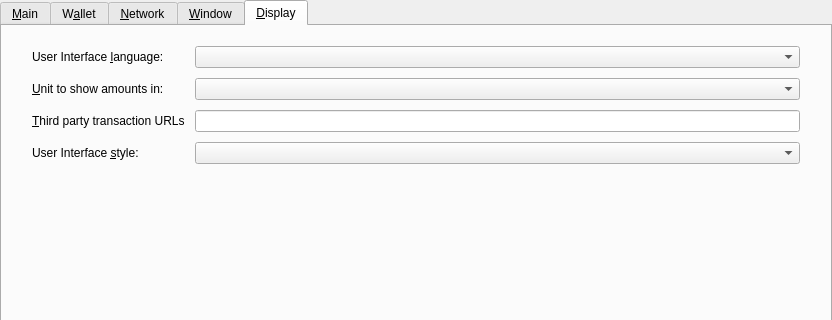
First picture: the form in src/qt/forms/optionsdialog.ui, repository FantasyGold/FantasyGold-Core, before the edit; both pictures show x 0 to 832 and y 0 to 320 of the 832 by 471 pixel window.
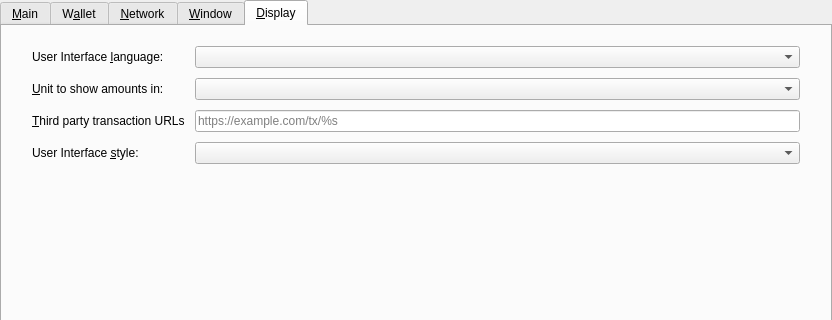
Second picture: the form after the edit. The open tabs and pages were chosen to show the change. Custom widgets are drawn as their Qt base class.

Commit message: update qt forms

What changed in the file:
```diff
--- a/src/qt/forms/optionsdialog.ui
+++ b/src/qt/forms/optionsdialog.ui
@@ -849,6 +849,9 @@
            <property name="toolTip">
             <string>Third party URLs (e.g. a block explorer) that appear in the transactions tab as context menu items. %s in the URL is replaced by transaction hash. Multiple URLs are separated by vertical bar |.</string>
            </property>
+           <property name="placeholderText">
+            <string notr="true">https://example.com/tx/%s</string>
+           </property>
           </widget>
          </item>
          <item row="3" column="0">
```
Left out of the diff: 6 changed lines with no effect on the pictures. The commit also changes 7 other files.
